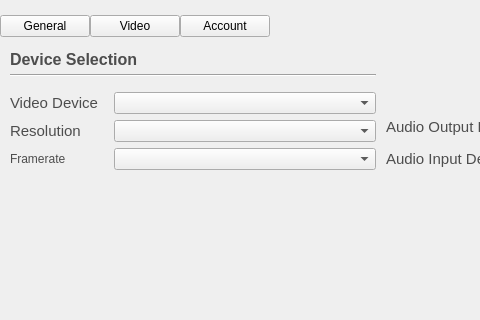
The window that configurationwidget.ui (savoirfairelinux/jami-client-windows) describes before a commit, drawn with Qt 5; both pictures show x 0 to 480 and y 0 to 320 of the 954 by 815 pixel window.
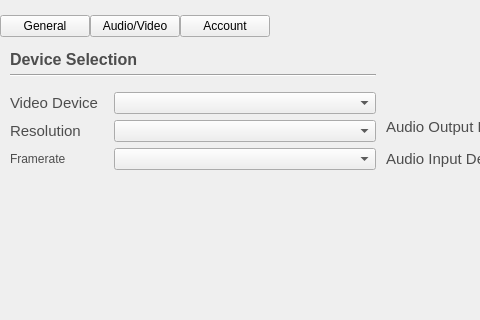
The same window after the commit. The open tabs and pages were chosen to show the change. Icons and pictures are not drawn. Custom widgets are drawn as their Qt base class.

Commit message:
correct ui values in settings
Change the tab name to Audio/Video as it is not only managing
video.
Add comments and set default values for comboboxes.

```diff
--- a/configurationwidget.ui
+++ b/configurationwidget.ui
@@ -113,7 +113,7 @@
              </size>
             </property>
             <property name="text">
-             <string>Video</string>
+             <string>Audio/Video</string>
             </property>
             <property name="checkable">
              <bool>true</bool>
```
Left out of the diff: 2 changed lines with no effect on the pictures. The commit also changes 1 other file.
